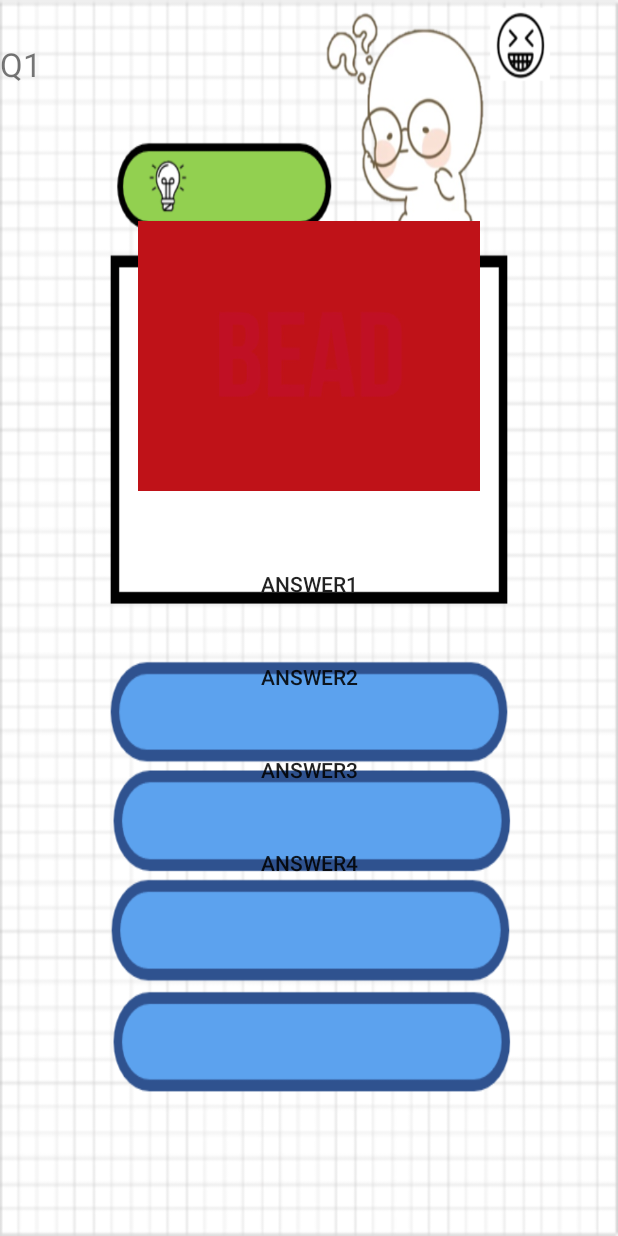
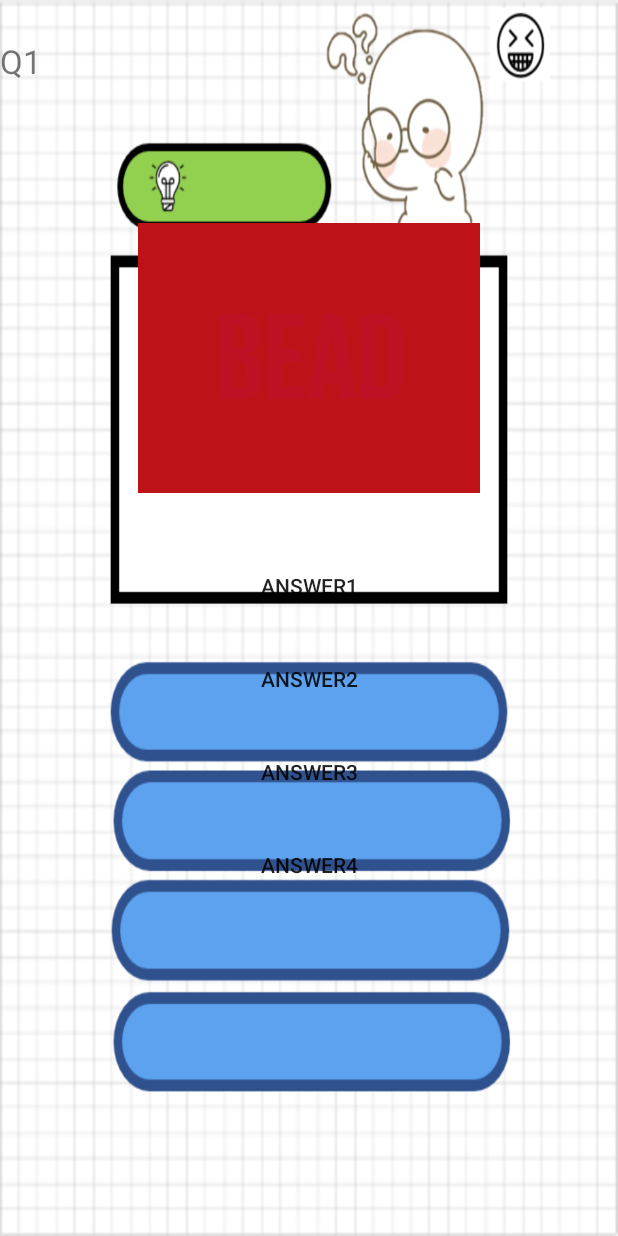
Before and after one commit to wnsduq6229/Androidproject, an Android app: the layout activity_quiz_main.xml on its own in the app's theme, with its tools: preview values and no code run, on a phone screen of 412 x 824 dp. Run offline under Robolectric (Android 15) with nearby library versions, the phone set to English and light mode, and no system bars.

Commit message:
모든 창 연결, 화면 수정 06/17/20시13분

```diff
--- a/app/src/main/res/layout/activity_quiz_main.xml
+++ b/app/src/main/res/layout/activity_quiz_main.xml
@@ -13,8 +13,9 @@
     <TextView
         android:id="@+id/countLabel"
         android:layout_width="match_parent"
-        android:layout_height="87dp"
-        android:layout_marginTop="20dp"
+        android:layout_height="105dp"
+        android:layout_marginTop="18dp"
+        android:layout_marginBottom="5dp"
         android:paddingTop="8dp"
         android:text="Q1"
         android:textSize="22sp" />
@@ -23,7 +24,7 @@
         android:id="@+id/questionImage"
         android:layout_width="245dp"
         android:layout_height="180dp"
-        android:layout_marginTop="40dp"
+        android:layout_marginTop="20dp"
         android:src="@drawable/image_bead" />
 
     <Button
```
